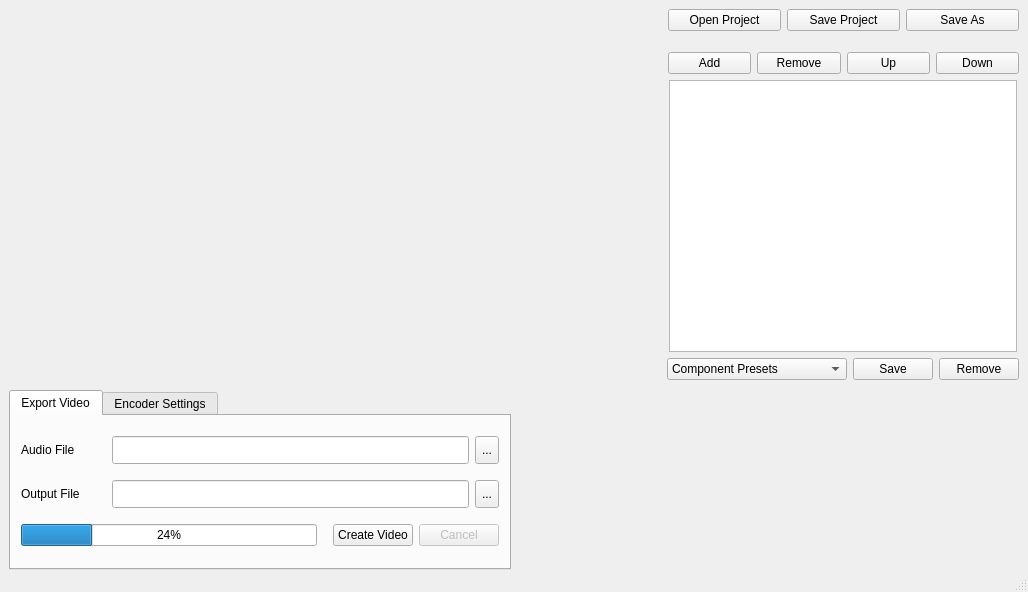
djfun/audio-visualizer-python, file mainwindow.ui: the form before one commit.
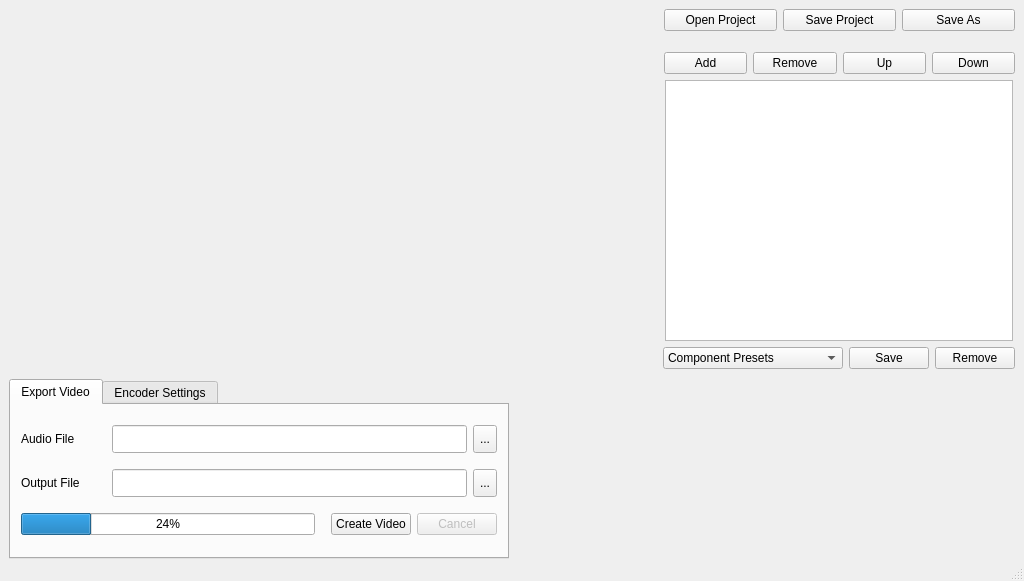
The form after the commit.

Commit message: Revert default window size.

What changed in the file:
```diff
--- a/mainwindow.ui
+++ b/mainwindow.ui
@@ -6,8 +6,8 @@
    <rect>
     <x>0</x>
     <y>0</y>
-    <width>1028</width>
-    <height>592</height>
+    <width>1008</width>
+    <height>575</height>
    </rect>
   </property>
   <property name="sizePolicy">
```
